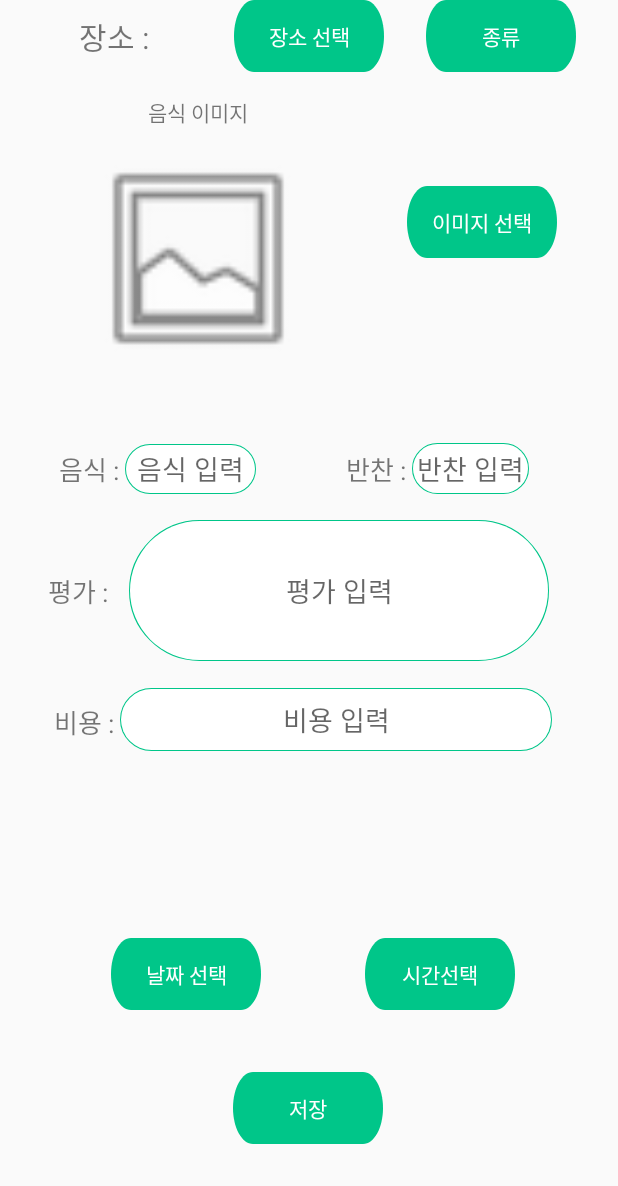
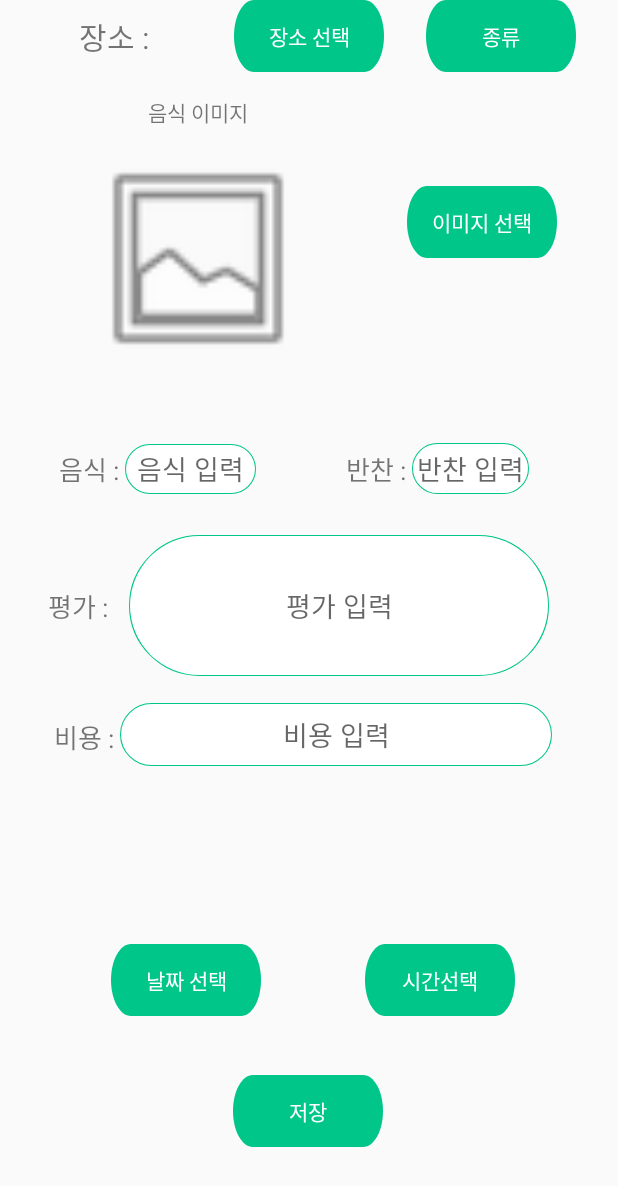
Before and after one commit to 99apollo/MobileSoftware, an Android app: the FoodInput screen opened directly, with no data from a screen before it, on a phone screen of 412 x 824 dp. Shown: the top 1186 px of the screen. Run offline under Robolectric (Android 15) with nearby library versions, the phone set to English and light mode, and no system bars; libraries missing offline, so code that uses them is left out: org.apache.poi.

Commit message:
수정본1204ㄹ

```diff
--- a/app/src/main/res/layout/food_input_layout.xml
+++ b/app/src/main/res/layout/food_input_layout.xml
@@ -118,12 +118,17 @@
         android:id="@+id/beverageLayout"
         android:layout_width="match_parent"
         android:layout_height="wrap_content"
+        android:layout_marginBottom="28dp"
         android:visibility="gone"
+        android:layout_marginTop="48dp"
+        app:layout_constraintEnd_toEndOf="parent"
+        app:layout_constraintHorizontal_bias="0.0"
+        app:layout_constraintStart_toStartOf="parent"
+        app:layout_constraintTop_toBottomOf="@+id/constraintLayout3"
         tools:ignore="MissingConstraints"> <!-- 이 레이아웃은 초기에 숨겨짐으로 설정 -->
 
         <TextView
             android:id="@+id/textView1"
-            style="@style/AppTextView"
             android:layout_width="wrap_content"
             android:layout_height="wrap_content"
             android:layout_marginStart="40dp"
@@ -135,9 +140,11 @@
 
         <EditText
             android:id="@+id/drink_input"
-            android:layout_width="0dp"
-            android:layout_height="wrap_content"
+            android:layout_width="78dp"
+            android:layout_height="34dp"
             android:layout_marginStart="10dp"
+            android:background="@drawable/edit_testui"
+            android:gravity="center"
             android:hint="음료 입력"
             app:layout_constraintStart_toEndOf="@+id/textView1"
             app:layout_constraintTop_toTopOf="parent" />
@@ -199,9 +206,13 @@
         android:id="@+id/constraintLayout4"
         android:layout_width="match_parent"
         android:layout_height="129dp"
+        android:layout_marginTop="92dp"
+        app:layout_constraintBottom_toBottomOf="parent"
         app:layout_constraintEnd_toEndOf="parent"
+        app:layout_constraintHorizontal_bias="1.0"
         app:layout_constraintStart_toStartOf="parent"
-        app:layout_constraintTop_toBottomOf="@+id/constraintLayout2">
+        app:layout_constraintTop_toBottomOf="@+id/constraintLayout3"
+        app:layout_constraintVertical_bias="0.0">
 
         <TextView
             android:id="@+id/textView4"
@@ -221,8 +232,8 @@
             android:layout_height="94dp"
             android:layout_marginStart="10dp"
             android:background="@drawable/edit_testui"
+            android:gravity="center"
             android:hint="평가 입력"
-            android:gravity="center"
             app:layout_constraintBottom_toBottomOf="parent"
             app:layout_constraintEnd_toEndOf="parent"
             app:layout_constraintHorizontal_bias="0.0"
```
Also changed, not shown: 1 other file.
